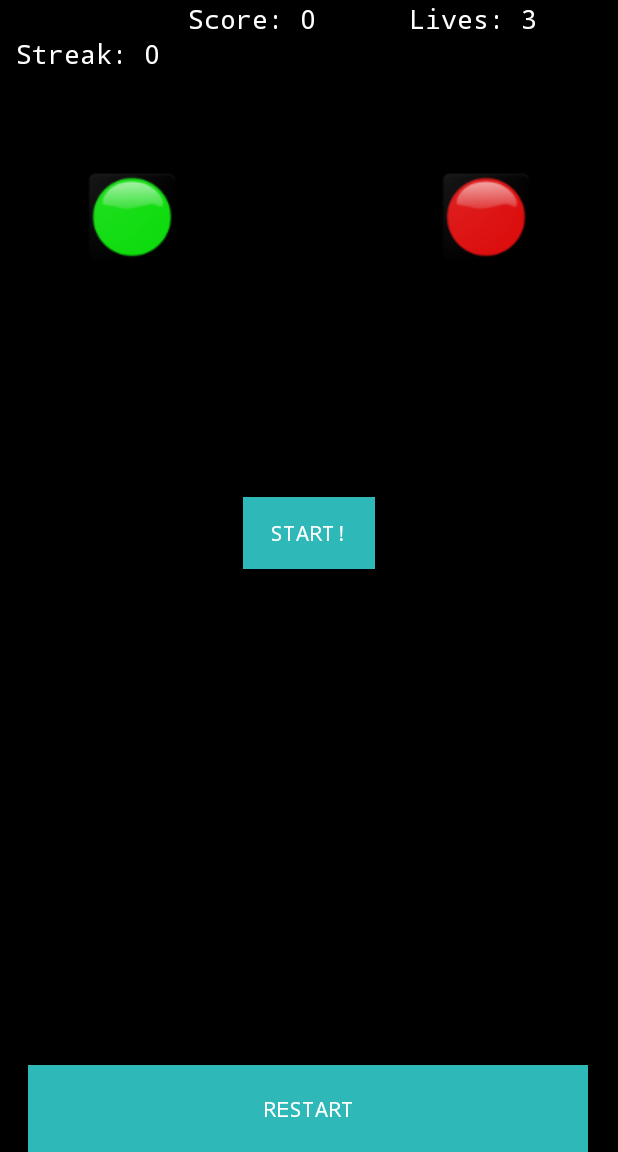
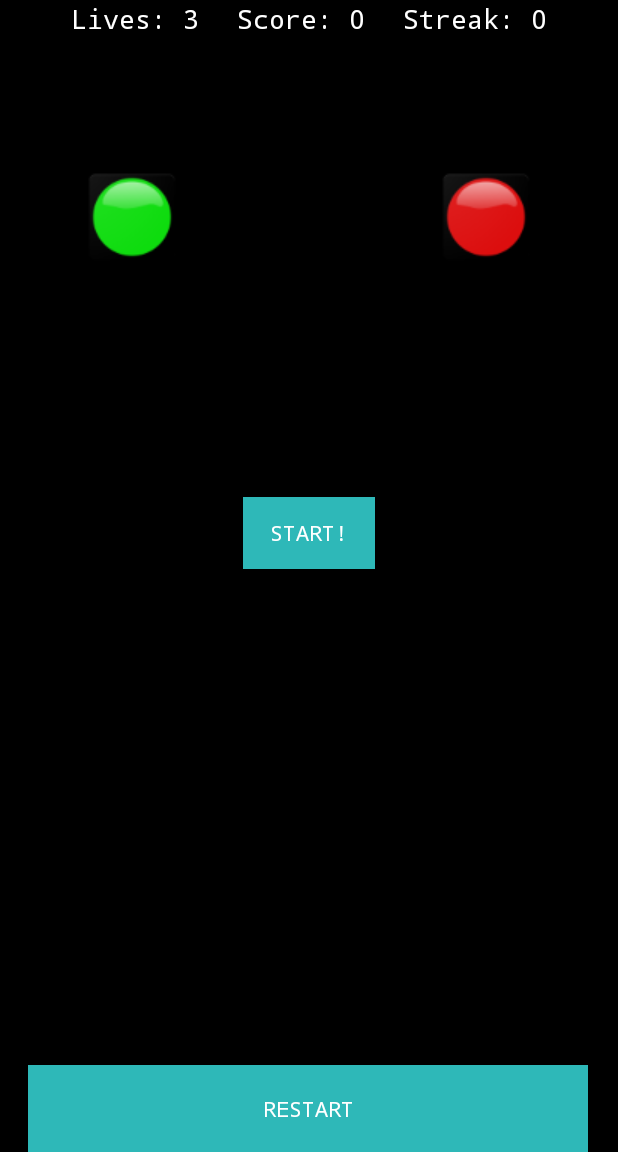
Before and after one commit to welcja01/Flex, an Android app: the PlayActivity screen opened directly, with no data from a screen before it, on a phone screen of 412 x 824 dp, the part 84-1236 px from its top. Run offline under Robolectric (Android 15) with nearby library versions, the phone set to English and light mode, and no system bars.

Commit message:
fixed UI bugs on main screen

```diff
--- a/app/src/main/res/layout/activity_play.xml
+++ b/app/src/main/res/layout/activity_play.xml
@@ -8,79 +8,27 @@
     tools:background="@color/black"
     tools:context="com.example.willflower.Flex.PlayActivity">
 
-    <TextView
-        android:id="@+id/streak"
-        android:layout_width="110dp"
-        android:layout_height="30dp"
-        android:layout_marginBottom="40dp"
-        android:layout_marginStart="4dp"
-        android:layout_marginTop="8dp"
-        android:layout_weight="1"
-        android:fontFamily="monospace"
-        android:text="Streak: 0"
-        android:textAlignment="center"
-        android:textColor="@color/white"
-        android:textSize="18sp"
-        app:layout_constraintBottom_toTopOf="@+id/greenCirc"
+    <TableLayout
+        android:layout_width="match_parent"
+        android:layout_height="match_parent"
+        android:gravity="left"
+        app:layout_constraintBottom_toBottomOf="parent"
+        app:layout_constraintEnd_toEndOf="parent"
         app:layout_constraintStart_toStartOf="parent"
-        app:layout_constraintTop_toTopOf="parent" />
+        app:layout_constraintTop_toTopOf="parent">
 
-    <TextView
-        android:id="@+id/textViewStreak"
-        android:layout_width="30dp"
-        android:layout_height="30dp"
-        android:layout_marginBottom="579dp"
-        android:layout_marginStart="200dp"
-        android:layout_marginTop="7dp"
-        android:layout_weight="1"
-        android:text="@string/zero"
-        android:textAlignment="center"
-        android:textColor="@color/white"
-        android:textSize="18sp"
-        app:layout_constraintBottom_toBottomOf="parent"
-        app:layout_constraintEnd_toStartOf="@+id/streak"
-        app:layout_constraintStart_toStartOf="parent"
-        app:layout_constraintTop_toTopOf="parent" />
-
-    <TextView
-        android:id="@+id/score"
-        android:layout_width="100dp"
-        android:layout_height="30dp"
-        android:layout_marginStart="4dp"
-        android:layout_weight="1"
-        android:fontFamily="monospace"
-        android:text="Score: 0"
-        android:textAlignment="center"
-        android:textColor="@color/white"
-        android:textSize="18sp"
-        app:layout_constraintStart_toEndOf="@+id/streak"
-        app:layout_constraintTop_toTopOf="parent" />
-
-    <TextView
-        android:id="@+id/textViewScore"
-        android:layout_width="30dp"
-        android:layout_height="30dp"
-        android:layout_marginBottom="579dp"
-        android:layout_marginStart="475dp"
-        android:layout_marginTop="5dp"
-        android:layout_weight="1"
-        android:textAlignment="center"
-        android:textColor="@color/white"
-        android:textSize="18sp"
-        app:layout_constraintBottom_toBottomOf="parent"
-        app:layout_constraintEnd_toStartOf="@+id/streak"
-        app:layout_constraintStart_toStartOf="parent"
-        app:layout_constraintTop_toTopOf="parent" />
+        <TableRow
+            android:layout_width="match_parent"
+            android:layout_height="wrap_content"
+            android:gravity="center"
+            android:orientation="horizontal">
 
             <TextView
                 android:id="@+id/lives"
-        android:layout_width="100dp"
-        android:layout_height="28dp"
-        android:layout_marginEnd="8dp"
-        android:layout_marginStart="8dp"
-        android:layout_weight="1"
+                android:layout_width="match_parent"
+                android:layout_height="wrap_content"
                 android:fontFamily="monospace"
-        android:text="Lives: 3"
+                android:text="@string/lives"
                 android:textAlignment="center"
                 android:textColor="@color/white"
                 android:textSize="18sp"
@@ -89,20 +37,70 @@
                 tools:layout_editor_absoluteY="0dp" />
 
             <TextView
-        android:id="@+id/textViewLives"
-        android:layout_width="30dp"
-        android:layout_height="30dp"
-        android:layout_marginBottom="579dp"
-        android:layout_marginStart="750dp"
-        android:layout_marginTop="5dp"
-        android:layout_weight="1"
+                android:id="@+id/score"
+                android:layout_width="match_parent"
+                android:layout_height="wrap_content"
+                android:layout_marginStart="25dp"
                 android:fontFamily="monospace"
+                android:text="@string/score"
+                android:textAlignment="center"
                 android:textColor="@color/white"
                 android:textSize="18sp"
-        app:layout_constraintBottom_toBottomOf="parent"
-        app:layout_constraintEnd_toStartOf="@+id/streak"
+                app:layout_constraintStart_toEndOf="@+id/streak"
+                app:layout_constraintTop_toTopOf="parent" />
+
+            <TextView
+                android:id="@+id/streak"
+                android:layout_width="match_parent"
+                android:layout_height="wrap_content"
+                android:layout_marginStart="25dp"
+                android:fontFamily="monospace"
+                android:text="@string/streak"
+                android:textAlignment="center"
+                android:textColor="@color/white"
+                android:textSize="18sp"
+                app:layout_constraintBottom_toTopOf="@+id/greenCirc"
                 app:layout_constraintStart_toStartOf="parent"
                 app:layout_constraintTop_toTopOf="parent" />
+
+        </TableRow>
+
+    </TableLayout>
+
+    <TableLayout
+        android:layout_width="0dp"
+        android:layout_height="match_parent"
+        android:gravity="top|right|center_horizontal"
+        app:layout_constraintBottom_toBottomOf="parent"
+        app:layout_constraintEnd_toEndOf="parent"
+        app:layout_constraintStart_toStartOf="parent"
+        app:layout_constraintTop_toTopOf="parent">
+
+        <TableRow
+            android:layout_width="match_parent"
+            android:layout_height="match_parent">
+
+        </TableRow>
+
+    </TableLayout>
+
+    <TableLayout
+        android:layout_width="match_parent"
+        android:layout_height="0dp"
+        android:gravity="end"
+        app:layout_constraintBottom_toBottomOf="parent"
+        app:layout_constraintEnd_toEndOf="parent"
+        app:layout_constraintStart_toStartOf="parent"
+        app:layout_constraintTop_toTopOf="parent">
+
+        <TableRow
+            android:layout_width="match_parent"
+            android:layout_height="match_parent"
+            android:layout_gravity="right">
+
+        </TableRow>
+
+    </TableLayout>
 
     <Button
         android:id="@+id/startButton"
--- /dev/null
+++ b/app/src/main/res/values/dimens.xml
@@ -0,0 +1,4 @@
+<?xml version="1.0" encoding="utf-8"?>
+<resources>
+    <item name="dimen_height" type="dimen">100%</item>
+</resources>
--- a/app/src/main/res/values/strings.xml
+++ b/app/src/main/res/values/strings.xml
@@ -1,11 +1,10 @@
 <resources>
     <string name="app_name">Flex</string>
     <string name="exclamation">!</string>
-    <string name="score">Score: </string>
-    <string name="streak">Streak: </string>
-    <string name="lives">Lives: </string>
+    <string name="score">Score: 0</string>
+    <string name="streak">Streak: 0</string>
+    <string name="lives">Lives: 3</string>
     <string name="pause">Restart</string>
-    <string name="zero">0</string>
     <string name="start">START!</string>
     <string name="greencirc">Green Circle</string>
     <string name="redcirc">Red Circle</string>
@@ -13,14 +12,6 @@
     <string name="authorBut">Author Info</string>
     <string name="authorInfo">App created by Gettysburg College students:</string>
     <string name="authors">
-            "
-             Will Flower
-             Sara Freed
-             Laura Gessler
-             Dean Helwig
-             Megan Heyer
-             Nathan Riehl
-             Matthew Robinson
-             Jamie Welch"</string>
+            "Will Flower\nSara Freed\nLaura Gessler\nDean Helwig\nMegan Heyer\nNathan Riehl\nMatthew Robinson\nJamie Welch"</string>
     <string name="backToMain"> Main Menu </string>
 </resources>
```
Also changed, not shown: app/src/main/res/layout/activity_main.xml (+37 -24 lines), app/src/main/res/layout/author_activity.xml (+27 -28 lines). Lines whose indentation alone changed are shown as unchanged.
